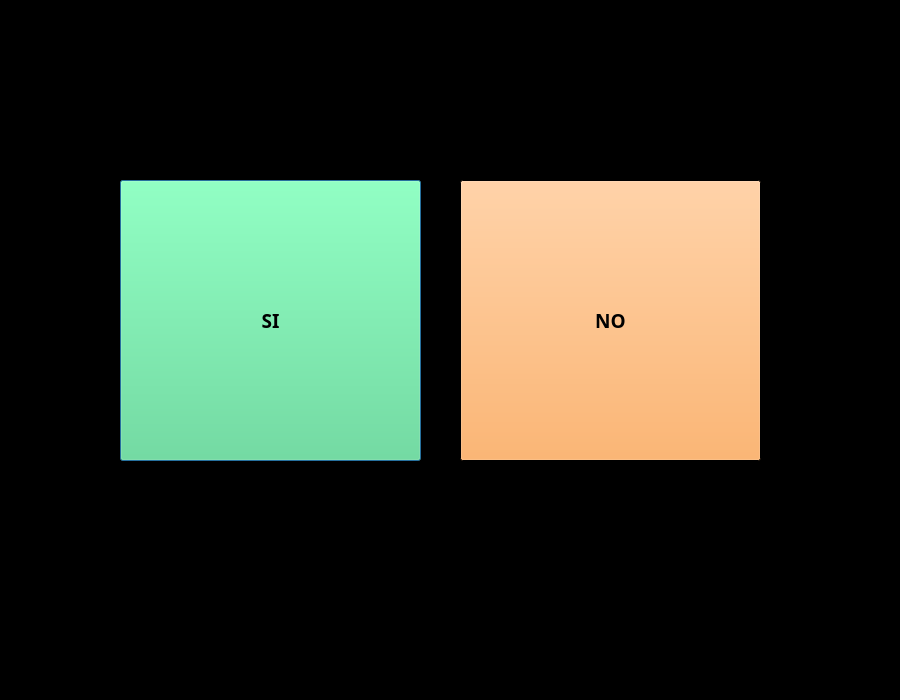
AntonioBlanco00/ebo_serious_games, file igs/botonUI.ui: the form before one commit.
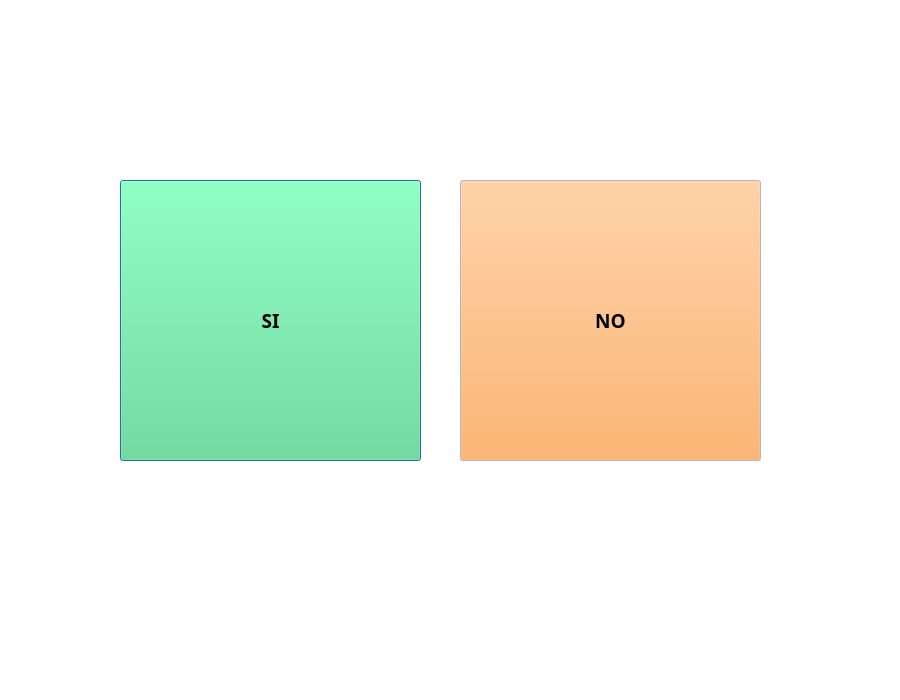
The form after the commit.

What changed in the file:
```diff
--- a/igs/botonUI.ui
+++ b/igs/botonUI.ui
@@ -25,9 +25,9 @@
      <colorrole role="Window">
       <brush brushstyle="SolidPattern">
        <color alpha="255">
-        <red>0</red>
-        <green>0</green>
-        <blue>0</blue>
+        <red>255</red>
+        <green>255</green>
+        <blue>255</blue>
        </color>
       </brush>
      </colorrole>
@@ -45,9 +45,9 @@
      <colorrole role="Window">
       <brush brushstyle="SolidPattern">
        <color alpha="255">
-        <red>0</red>
-        <green>0</green>
-        <blue>0</blue>
+        <red>255</red>
+        <green>255</green>
+        <blue>255</blue>
        </color>
       </brush>
      </colorrole>
@@ -56,18 +56,18 @@
      <colorrole role="Base">
       <brush brushstyle="SolidPattern">
        <color alpha="255">
-        <red>0</red>
-        <green>0</green>
-        <blue>0</blue>
+        <red>255</red>
+        <green>255</green>
+        <blue>255</blue>
        </color>
       </brush>
      </colorrole>
      <colorrole role="Window">
       <brush brushstyle="SolidPattern">
        <color alpha="255">
-        <red>0</red>
-        <green>0</green>
-        <blue>0</blue>
+        <red>255</red>
+        <green>255</green>
+        <blue>255</blue>
        </color>
       </brush>
      </colorrole>
```
